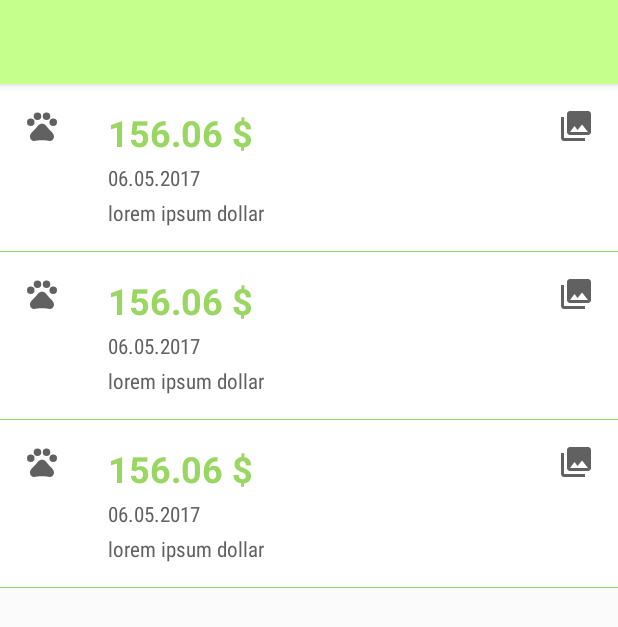
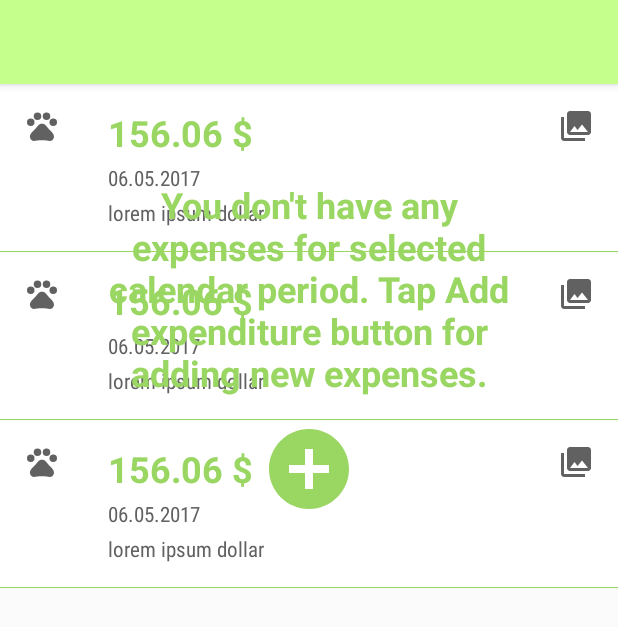
Before and after one commit to aku-sama/Capstone-Project, an Android app: the layout activity_expenses_details.xml on its own in the app's theme, with its tools: preview values and no code run, on a phone screen of 412 x 824 dp. Shown: the top 627 px of the screen. Run offline under Robolectric (Android 15) with nearby library versions, the phone set to English and light mode, and no system bars.

Commit message:
tab adaptation

```diff
--- a/app/src/main/java/raspopova/diana/exptracker/ui/addExpenses/step1/AddExpensesCategoryActivity.java
+++ b/app/src/main/java/raspopova/diana/exptracker/ui/addExpenses/step1/AddExpensesCategoryActivity.java
@@ -42,7 +42,8 @@ public class AddExpensesCategoryActivity extends GeneralActivity<IGeneralView, M
 
     private void setupRecycler() {
 
-        StaggeredGridLayoutManager sglm = new StaggeredGridLayoutManager(3, StaggeredGridLayoutManager.VERTICAL);
+        StaggeredGridLayoutManager sglm = new StaggeredGridLayoutManager(getResources().getInteger(R.integer.grid_column_count),
+                StaggeredGridLayoutManager.VERTICAL);
         categoryList.setLayoutManager(sglm);
 
 
--- a/app/src/main/java/raspopova/diana/exptracker/ui/extensesDetails/DetailsPresenter.java
+++ b/app/src/main/java/raspopova/diana/exptracker/ui/extensesDetails/DetailsPresenter.java
@@ -64,6 +64,11 @@ public class DetailsPresenter extends MvpBasePresenter<IDetailsView> {
             Expenses expenses = Expenses.fromCursor(cursor);
             expensesList.add(expenses);
         }
+
+        if (expensesList.size() > 0)
+            getView().hideEmptyList();
+        else
+            getView().showEmptyList();
     }
 
     public List<Expenses> getExpenses() {
--- a/app/src/main/java/raspopova/diana/exptracker/ui/extensesDetails/IDetailsView.java
+++ b/app/src/main/java/raspopova/diana/exptracker/ui/extensesDetails/IDetailsView.java
@@ -11,4 +11,8 @@ public interface IDetailsView extends IGeneralView {
     void initLoaders(long startDate, long endDate, boolean isFirstStart);
 
     void setToolbarTitle(String text);
+
+    void showEmptyList();
+
+    void hideEmptyList();
 }
--- a/app/src/main/res/layout/activity_expenses_details.xml
+++ b/app/src/main/res/layout/activity_expenses_details.xml
@@ -11,7 +11,23 @@
     <android.support.v7.widget.RecyclerView
         android:id="@+id/expensesList"
         android:layout_width="match_parent"
+        android:layout_marginRight="@dimen/chart_list_tab_padding"
+        android:layout_marginLeft="@dimen/chart_list_tab_padding"
         android:layout_height="wrap_content"
         app:layout_behavior="@string/appbar_scrolling_view_behavior"
         tools:listitem="@layout/item_purchase_details" />
+
+    <TextView
+        android:id="@+id/emptyListText"
+        style="@style/HeadlineText"
+        android:layout_width="match_parent"
+        android:layout_height="wrap_content"
+        android:layout_marginLeft="@dimen/gap_64"
+        android:layout_marginRight="@dimen/gap_64"
+        android:layout_marginTop="@dimen/gap_64"
+        android:drawableBottom="@drawable/ic_add_circle_green"
+        android:drawablePadding="@dimen/gap_16"
+        android:gravity="center"
+        android:text="@string/empty_summary_list"
+        app:layout_behavior="@string/appbar_scrolling_view_behavior" />
 </android.support.design.widget.CoordinatorLayout>
--- a/app/src/main/res/layout/activity_main.xml
+++ b/app/src/main/res/layout/activity_main.xml
@@ -72,6 +72,8 @@
         android:id="@+id/expensesList"
         android:layout_width="match_parent"
         android:layout_height="match_parent"
+        android:layout_marginRight="@dimen/chart_list_tab_padding"
+        android:layout_marginLeft="@dimen/chart_list_tab_padding"
         android:background="@color/gray_fbfbf"
         app:layout_behavior="@string/appbar_scrolling_view_behavior"
         tools:listitem="@layout/item_expenses_main" />
@@ -79,7 +81,7 @@
     <TextView
         android:id="@+id/emptyListText"
         style="@style/HeadlineText"
-        android:layout_width="wrap_content"
+        android:layout_width="match_parent"
         android:layout_height="wrap_content"
         android:layout_marginLeft="@dimen/gap_64"
         android:layout_marginRight="@dimen/gap_64"
--- a/app/src/main/res/values-sw600dp/dimens.xml
+++ b/app/src/main/res/values-sw600dp/dimens.xml
@@ -1,7 +1,10 @@
 <?xml version="1.0" encoding="utf-8"?>
 <resources>
+    <integer name="grid_column_count">6</integer>
     <dimen name="tab_login_extra_padding">104dp</dimen>
     <dimen name="login_button_margin_horizontal">104dp</dimen>
     <dimen name="login_top_margin">32dp</dimen>
     <dimen name="pin_top_padding">64dp</dimen>
+    <dimen name="purchase_horizontal_margin">104dp</dimen>
+    <dimen name="chart_list_tab_padding">64dp</dimen>
 </resources>
--- a/app/src/main/res/values-sw720dp/dimens.xml
+++ b/app/src/main/res/values-sw720dp/dimens.xml
@@ -4,4 +4,6 @@
     <dimen name="login_button_margin_horizontal">144dp</dimen>
     <dimen name="login_top_margin">64dp</dimen>
     <dimen name="pin_top_padding">96dp</dimen>
+    <dimen name="purchase_horizontal_margin">144dp</dimen>
+    <dimen name="chart_list_tab_padding">96dp</dimen>
 </resources>
--- a/app/src/main/res/values/dimens.xml
+++ b/app/src/main/res/values/dimens.xml
@@ -1,5 +1,6 @@
 <?xml version="1.0" encoding="utf-8"?>
 <resources>
+    <integer name="grid_column_count">3</integer>
     <!-- Default screen margins, per the Android Design guidelines. -->
     <dimen name="activity_horizontal_margin">16dp</dimen>
     <dimen name="activity_vertical_margin">16dp</dimen>
@@ -26,6 +27,8 @@
     <dimen name="login_top_margin">16dp</dimen>
     <dimen name="pin_top_padding">24dp</dimen>
     <dimen name="gap_64">64dp</dimen>
+    <dimen name="purchase_horizontal_margin">16dp</dimen>
+    <dimen name="chart_list_tab_padding">0dp</dimen>
 
 
 </resources>
--- a/app/src/main/res/values/strings.xml
+++ b/app/src/main/res/values/strings.xml
@@ -47,5 +47,6 @@
     <string name="purchase_description_error">Error: there is no Description.</string>
     <string name="purchase_amount_error">Amount value is incorrect</string>
     <string name="action_download">Download report</string>
-    <string name="empty_summary_list">You don\'t have any expenses. Tap this button for adding new expenditure.</string>
+    <string name="empty_summary_list">You don\'t have any expenses for selected calendar period. Tap "Add expenditure" button for adding new expenses.</string>
+    <string name="empty_report_alert">There is no expenses for creating report</string>
 </resources>
```
Also changed, not shown: app/src/main/java/raspopova/diana/exptracker/ui/extensesDetails/ExpensesDetailsActivity.java (+28 -4 lines), app/src/main/res/layout/activity_add_purchase_data.xml (+16 -4 lines).
